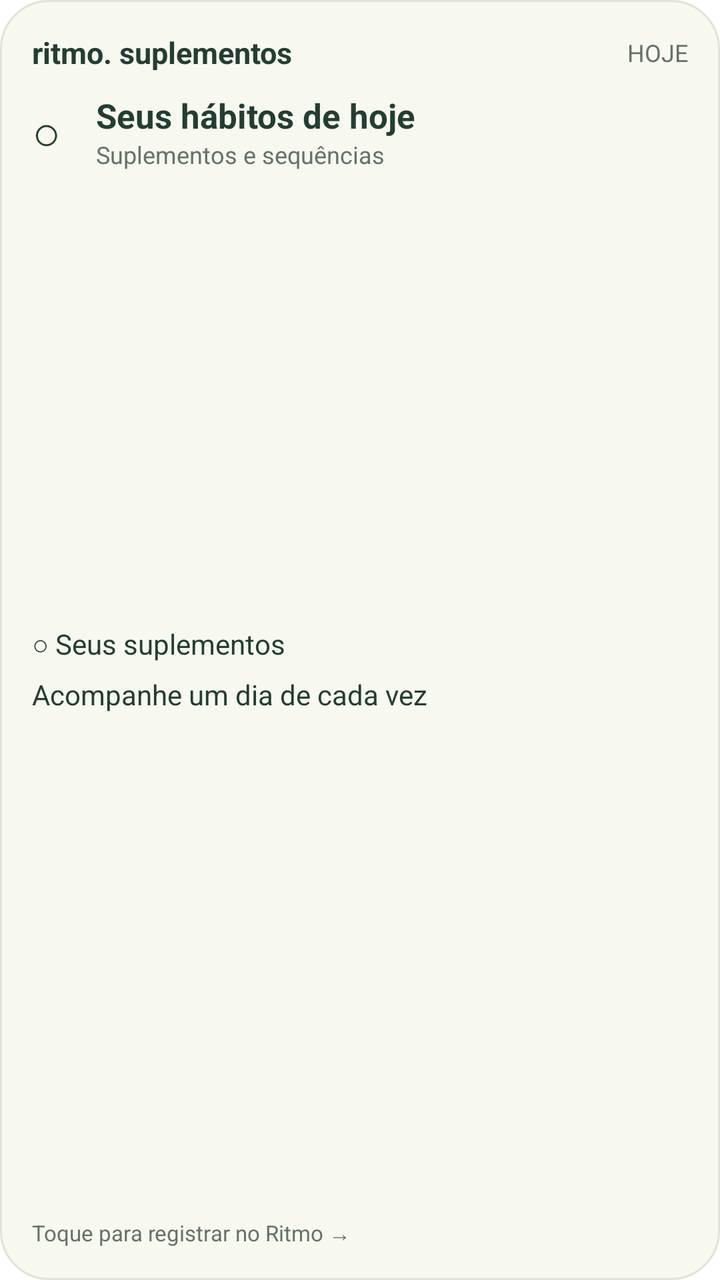
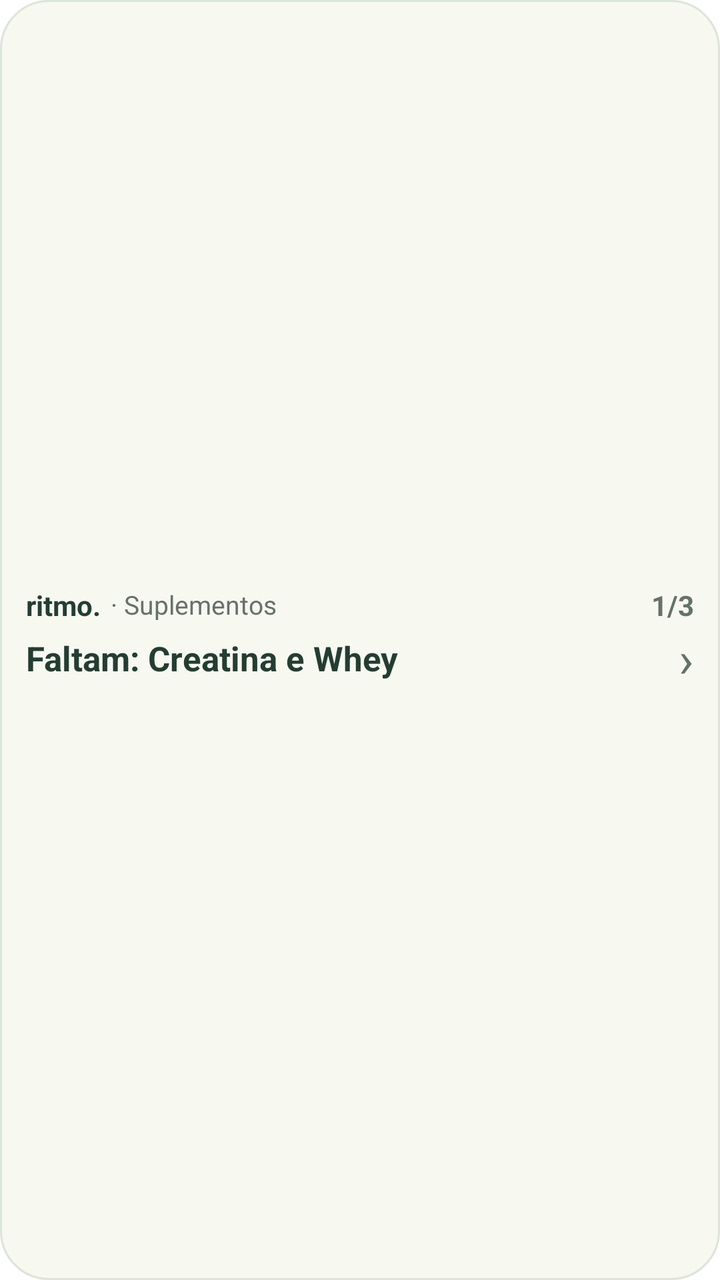

An Android layout rendered at two revisions. The XML below is the earlier revision; the diff shows what the commit changed to produce the second picture.
<!-- AndroidManifest.xml: fallback theme Theme.MaterialComponents.DayNight.NoActionBar -->
<!-- res/layout/ritmo_supplements_widget.xml -->
<LinearLayout xmlns:android="http://schemas.android.com/apk/res/android"
  android:id="@+id/supplement_widget_root" android:layout_width="match_parent" android:layout_height="match_parent"
  android:orientation="vertical" android:padding="16dp" android:background="@drawable/supplement_widget_background">
  <LinearLayout android:layout_width="match_parent" android:layout_height="wrap_content" android:gravity="center_vertical">
    <TextView android:layout_width="0dp" android:layout_weight="1" android:layout_height="wrap_content" android:text="ritmo. suplementos" android:textColor="#243D32" android:textStyle="bold" android:textSize="15sp" android:maxLines="1" android:ellipsize="end" />
    <TextView android:id="@+id/supplement_widget_date" android:layout_width="wrap_content" android:layout_height="wrap_content" android:text="HOJE" android:textColor="#647269" android:textSize="12sp" />
  </LinearLayout>
  <LinearLayout android:layout_width="match_parent" android:layout_height="wrap_content" android:layout_marginTop="10dp" android:gravity="center_vertical">
    <TextView android:id="@+id/supplement_widget_badge" android:layout_width="32dp" android:layout_height="wrap_content" android:text="○" android:textSize="24sp" android:textColor="#243D32" />
    <LinearLayout android:layout_width="0dp" android:layout_weight="1" android:layout_height="wrap_content" android:orientation="vertical">
      <TextView android:id="@+id/supplement_widget_title" android:layout_width="match_parent" android:layout_height="wrap_content" android:text="Seus hábitos de hoje" android:textSize="17sp" android:textStyle="bold" android:textColor="#243D32" android:maxLines="1" android:ellipsize="end" />
      <TextView android:id="@+id/supplement_widget_progress" android:layout_width="match_parent" android:layout_height="wrap_content" android:text="Suplementos e sequências" android:textSize="12sp" android:textColor="#647269" />
    </LinearLayout>
  </LinearLayout>
  <LinearLayout android:layout_width="match_parent" android:layout_height="0dp" android:layout_weight="1" android:orientation="vertical" android:gravity="center_vertical">
    <TextView android:id="@+id/supplement_widget_row1" android:layout_width="match_parent" android:layout_height="wrap_content" android:text="○ Seus suplementos" android:textSize="14sp" android:textColor="#243D32" android:maxLines="1" android:ellipsize="end" android:paddingVertical="3dp" />
    <TextView android:id="@+id/supplement_widget_row2" android:layout_width="match_parent" android:layout_height="wrap_content" android:text="Acompanhe um dia de cada vez" android:textSize="14sp" android:textColor="#243D32" android:maxLines="1" android:ellipsize="end" android:paddingVertical="3dp" />
    <TextView android:id="@+id/supplement_widget_row3" android:layout_width="match_parent" android:layout_height="wrap_content" android:textSize="14sp" android:textColor="#243D32" android:maxLines="1" android:ellipsize="end" android:paddingVertical="3dp" />
  </LinearLayout>
  <TextView android:id="@+id/supplement_widget_footer" android:layout_width="match_parent" android:layout_height="wrap_content" android:text="Toque para registrar no Ritmo →" android:textSize="11sp" android:textColor="#647269" android:maxLines="1" android:ellipsize="end" />
</LinearLayout>
<!-- resources referenced by this layout -->
<resources>
  <!-- drawable supplement_widget_background (drawable) -->
  <shape xmlns:android="http://schemas.android.com/apk/res/android">
    <solid android:color="#F7F8F0" />
    <corners android:radius="24dp" />
    <stroke android:width="1dp" android:color="#DDE4D8" />
  </shape>
</resources>

<!-- the commit's change to res/layout/ritmo_supplements_widget.xml (unified diff, before → after) -->
@@ -1,21 +1,30 @@
 <LinearLayout xmlns:android="http://schemas.android.com/apk/res/android"
   android:id="@+id/supplement_widget_root" android:layout_width="match_parent" android:layout_height="match_parent"
-  android:orientation="vertical" android:padding="16dp" android:background="@drawable/supplement_widget_background">
+  android:orientation="vertical" android:gravity="center_vertical" android:paddingHorizontal="13dp"
+  android:paddingVertical="7dp" android:background="@drawable/supplement_widget_background">
   <LinearLayout android:layout_width="match_parent" android:layout_height="wrap_content" android:gravity="center_vertical">
-    <TextView android:layout_width="0dp" android:layout_weight="1" android:layout_height="wrap_content" android:text="ritmo. suplementos" android:textColor="#243D32" android:textStyle="bold" android:textSize="15sp" android:maxLines="1" android:ellipsize="end" />
-    <TextView android:id="@+id/supplement_widget_date" android:layout_width="wrap_content" android:layout_height="wrap_content" android:text="HOJE" android:textColor="#647269" android:textSize="12sp" />
+    <TextView android:layout_width="wrap_content" android:layout_height="wrap_content"
+      android:text="ritmo." android:textSize="14sp" android:textStyle="bold" android:textColor="#243D32"
+      android:includeFontPadding="false" />
+    <TextView android:layout_width="0dp" android:layout_weight="1" android:layout_height="wrap_content"
+      android:layout_marginStart="5dp" android:text="&#183; Suplementos" android:textSize="13sp"
+      android:textColor="#647269" android:maxLines="1" android:ellipsize="end"
+      android:includeFontPadding="false" />
+    <TextView android:id="@+id/supplement_widget_count" android:layout_width="wrap_content" android:layout_height="wrap_content"
+      android:text="1/3" android:textSize="14sp" android:textStyle="bold" android:textColor="#647269"
+      android:includeFontPadding="false" />
   </LinearLayout>
-  <LinearLayout android:layout_width="match_parent" android:layout_height="wrap_content" android:layout_marginTop="10dp" android:gravity="center_vertical">
-    <TextView android:id="@+id/supplement_widget_badge" android:layout_width="32dp" android:layout_height="wrap_content" android:text="○" android:textSize="24sp" android:textColor="#243D32" />
-    <LinearLayout android:layout_width="0dp" android:layout_weight="1" android:layout_height="wrap_content" android:orientation="vertical">
-      <TextView android:id="@+id/supplement_widget_title" android:layout_width="match_parent" android:layout_height="wrap_content" android:text="Seus hábitos de hoje" android:textSize="17sp" android:textStyle="bold" android:textColor="#243D32" android:maxLines="1" android:ellipsize="end" />
-      <TextView android:id="@+id/supplement_widget_progress" android:layout_width="match_parent" android:layout_height="wrap_content" android:text="Suplementos e sequências" android:textSize="12sp" android:textColor="#647269" />
-    </LinearLayout>
+  <LinearLayout android:layout_width="match_parent" android:layout_height="wrap_content"
+    android:layout_marginTop="4dp" android:gravity="center_vertical">
+    <TextView android:id="@+id/supplement_widget_summary" android:layout_width="0dp" android:layout_weight="1"
+      android:layout_height="wrap_content" android:text="Faltam: Creatina e Whey"
+      android:textSize="17sp" android:textStyle="bold" android:textColor="#243D32"
+      android:maxLines="1" android:ellipsize="end" android:includeFontPadding="false" />
+    <TextView android:id="@+id/supplement_widget_extra" android:layout_width="wrap_content" android:layout_height="wrap_content"
+      android:layout_marginStart="5dp" android:text="+1" android:textSize="15sp" android:textStyle="bold"
+      android:textColor="#243D32" android:includeFontPadding="false" android:visibility="gone" />
+    <TextView android:layout_width="wrap_content" android:layout_height="wrap_content"
+      android:layout_marginStart="5dp" android:text="&#8250;" android:textSize="25sp"
+      android:textColor="#647269" android:includeFontPadding="false" android:importantForAccessibility="no" />
   </LinearLayout>
-  <LinearLayout android:layout_width="match_parent" android:layout_height="0dp" android:layout_weight="1" android:orientation="vertical" android:gravity="center_vertical">
-    <TextView android:id="@+id/supplement_widget_row1" android:layout_width="match_parent" android:layout_height="wrap_content" android:text="○ Seus suplementos" android:textSize="14sp" android:textColor="#243D32" android:maxLines="1" android:ellipsize="end" android:paddingVertical="3dp" />
-    <TextView android:id="@+id/supplement_widget_row2" android:layout_width="match_parent" android:layout_height="wrap_content" android:text="Acompanhe um dia de cada vez" android:textSize="14sp" android:textColor="#243D32" android:maxLines="1" android:ellipsize="end" android:paddingVertical="3dp" />
-    <TextView android:id="@+id/supplement_widget_row3" android:layout_width="match_parent" android:layout_height="wrap_content" android:textSize="14sp" android:textColor="#243D32" android:maxLines="1" android:ellipsize="end" android:paddingVertical="3dp" />
-  </LinearLayout>
-  <TextView android:id="@+id/supplement_widget_footer" android:layout_width="match_parent" android:layout_height="wrap_content" android:text="Toque para registrar no Ritmo →" android:textSize="11sp" android:textColor="#647269" android:maxLines="1" android:ellipsize="end" />
 </LinearLayout>
